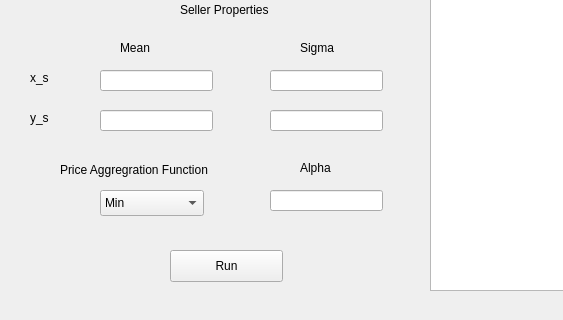
gmomo/energy_market_simulation, file energy_auction_simul.ui: the form before one commit; both pictures show x 0 to 563 and y 320 to 640 of the 1028 by 640 pixel window.
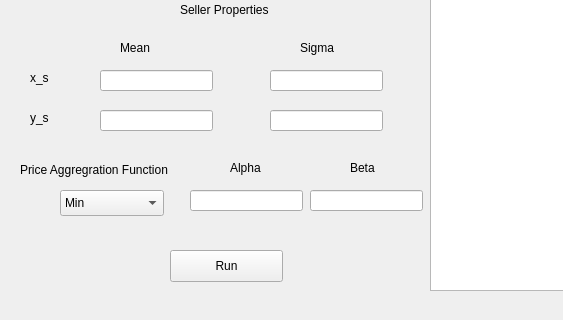
The form after the commit.

Commit message: Updated with Beta values

Diff of the .ui file:
```diff
--- a/energy_auction_simul.ui
+++ b/energy_auction_simul.ui
@@ -329,7 +329,7 @@
    <widget class="QComboBox" name="price_combo">
     <property name="geometry">
      <rect>
-      <x>100</x>
+      <x>60</x>
       <y>510</y>
       <width>104</width>
       <height>26</height>
@@ -374,7 +374,7 @@
    <widget class="QLabel" name="label_14">
     <property name="geometry">
      <rect>
-      <x>60</x>
+      <x>20</x>
       <y>480</y>
       <width>181</width>
       <height>20</height>
@@ -387,7 +387,7 @@
    <widget class="QLabel" name="label_15">
     <property name="geometry">
      <rect>
-      <x>300</x>
+      <x>230</x>
       <y>480</y>
       <width>60</width>
       <height>16</height>
@@ -400,13 +400,36 @@
    <widget class="QLineEdit" name="alpha_text">
     <property name="geometry">
      <rect>
-      <x>270</x>
+      <x>190</x>
       <y>510</y>
       <width>113</width>
       <height>21</height>
      </rect>
     </property>
    </widget>
+   <widget class="QLineEdit" name="beta_text">
+    <property name="geometry">
+     <rect>
+      <x>310</x>
+      <y>510</y>
+      <width>113</width>
+      <height>21</height>
+     </rect>
+    </property>
+   </widget>
+   <widget class="QLabel" name="label_16">
+    <property name="geometry">
+     <rect>
+      <x>350</x>
+      <y>480</y>
+      <width>60</width>
+      <height>16</height>
+     </rect>
+    </property>
+    <property name="text">
+     <string>Beta</string>
+    </property>
+   </widget>
   </widget>
   <widget class="QStatusBar" name="statusbar"/>
  </widget>
```
